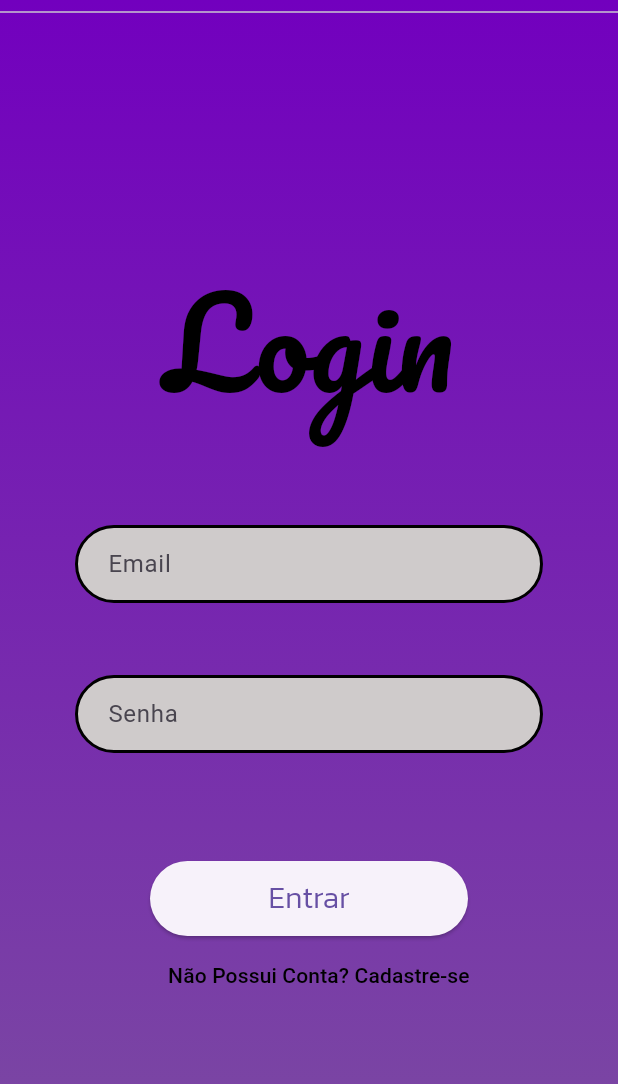
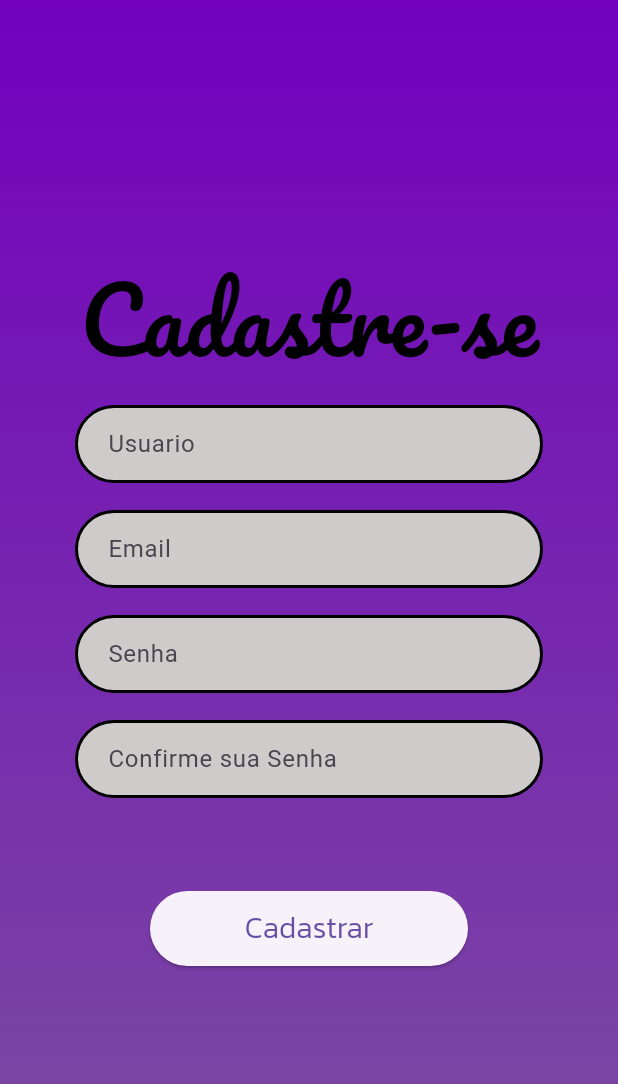
Before and after one commit to Lkonkon/Flutter, a Flutter app: the screen it shows after launch, on a phone screen of 412 x 824 dp. Shown: the top 1084 px of the screen. Run offline on Flutter 3.47's test engine with Material 3 defaults, Android fonts, the phone set to English and light mode, and no system bars.

Commit message:
Adicionado Tela de cadastro de usuario e validações de cadastro

```diff
--- /dev/null
+++ b/lib/Notificacao.dart
@@ -0,0 +1,20 @@
+import 'package:flutter/material.dart';
+
+
+class Notificacao {
+
+  showCustomSnackbar(String message, Color backgroundColor, Color textColor) {
+    return SnackBar(
+      content: Center(
+        child: Text(
+          message,
+          style: TextStyle(
+            color: textColor,
+          ),
+        ),
+      ),
+      backgroundColor: backgroundColor,
+    );
+  }
+
+}
--- a/lib/TelaLogin.dart
+++ b/lib/TelaLogin.dart
@@ -1,5 +1,8 @@
 import 'package:flutter/material.dart';
+import 'package:teste/Notificacao.dart';
 import 'package:teste/_comum/minhas_cores.dart';
+import 'package:teste/cadastroUsuario.dart';
+
 
 class TelaLogin extends StatefulWidget {
   @override
@@ -8,8 +11,14 @@ class TelaLogin extends StatefulWidget {
 
 class _TelaLogin extends State<TelaLogin> {
   @override
+  final Notificacao _notificacao = Notificacao();
+  TextEditingController _controllerEmail = TextEditingController();
+  TextEditingController _controllerSenha = TextEditingController();
+
+
   Widget build(BuildContext context) {
     return Scaffold(
+      resizeToAvoidBottomInset: false,
       backgroundColor: Color.fromARGB(255, 134, 40, 221),
       body: Stack(
         children: [
@@ -21,7 +30,9 @@ class _TelaLogin extends State<TelaLogin> {
                 colors: [
                   MinhasCores.roxoTopoGradiante,
                   MinhasCores.roxoBaixoGradiante,
-                ])),
+                ],
+              ),
+            ),
           ),
           Container(
             alignment: Alignment.topCenter,
@@ -42,10 +53,11 @@ class _TelaLogin extends State<TelaLogin> {
                 border: Border.all(color: Colors.black, width: 2),
                 color: Color.fromARGB(255, 207, 203, 203),
               ),
-              child: const TextField(
+              child: TextField(
+                controller: _controllerEmail,
                 style: TextStyle(color: Colors.black, fontFamily: 'Kanit'),
                 keyboardType: TextInputType.name,
-                decoration: InputDecoration(
+                decoration: const InputDecoration(
                   labelText: "Email",
                   border: InputBorder.none,
                   contentPadding: EdgeInsets.symmetric(horizontal: 20),
@@ -55,7 +67,7 @@ class _TelaLogin extends State<TelaLogin> {
             ),
           ),
           Positioned(
-            top: 450,
+            top: 420,
             left: 50,
             right: 50,
             child: Container(
@@ -64,20 +76,20 @@ class _TelaLogin extends State<TelaLogin> {
                 border: Border.all(color: Colors.black, width: 2),
                 color: Color.fromARGB(255, 207, 203, 203),
               ),
-              child: const TextField(
-                style: TextStyle(color: Colors.black),
+              child: TextField(
+                controller: _controllerSenha,
+                style: const TextStyle(color: Colors.black),
                 keyboardType: TextInputType.text,
-                decoration: InputDecoration(
+                decoration: const InputDecoration(
                     labelText: "Senha",
                     border: InputBorder.none,
-                  contentPadding: EdgeInsets.symmetric(horizontal: 20)
-                ),
+                    contentPadding: EdgeInsets.symmetric(horizontal: 20)),
                 obscureText: true,
               ),
             ),
           ),
           Positioned(
-            bottom: 200,
+            bottom: 240,
             left: 0,
             right: 0,
             child: Container(
@@ -85,25 +97,24 @@ class _TelaLogin extends State<TelaLogin> {
               child: SizedBox(
                 height: 50,
                 child: ElevatedButton(
-                  onPressed: () {},
-                  child: Text("Entrar",
+                  onPressed: (){login();},
+                  child: const Text("Entrar",
                       style: TextStyle(fontSize: 20, fontFamily: 'Kanit')),
                 ),
               ),
             ),
           ),
-          Divider(),
+         const Divider(),
           Positioned(
-            bottom: 150,
+            bottom: 200,
             child: Container(
-              margin: EdgeInsets.symmetric(horizontal: 100),
+              margin: EdgeInsets.symmetric(horizontal: 85),
               child: TextButton(
                 onPressed: () {},
                 child: const Text(
                   "Não Possui Conta? Cadastre-se",
                   style: TextStyle(
-                      color: Colors.black,
-                      decorationColor: Colors.black),
+                      color: Colors.black, decorationColor: Colors.black),
                 ),
               ),
             ),
@@ -112,4 +123,28 @@ class _TelaLogin extends State<TelaLogin> {
       ),
     );
   }
+
+
+
+
+ void login()  {
+    if (!_controllerEmail.text.isNotEmpty) {
+      final notificacao = _notificacao.showCustomSnackbar('Informe o e-mail do seu usuário!', Color.fromARGB(255, 197, 15, 15), Color.fromARGB(255, 255, 255, 255));
+      ScaffoldMessenger.of(context).showSnackBar(notificacao);
+      return;
     }
+
+    if (!_controllerSenha.text.isNotEmpty){
+      final notificacao = _notificacao.showCustomSnackbar('Informe sua senha por gentileza!', Color.fromARGB(255, 201, 15, 15), Color.fromARGB(255, 255, 255, 255));
+      ScaffoldMessenger.of(context).showSnackBar(notificacao);
+      return;
+    }
+
+    if (_controllerEmail.text.isNotEmpty || _controllerSenha.text.isNotEmpty){
+      final notificacao = _notificacao.showCustomSnackbar('Login realizado com sucesso!', Color.fromARGB(255, 32, 133, 28), Color.fromARGB(255, 0, 0, 0));
+      ScaffoldMessenger.of(context).showSnackBar(notificacao);
+      return;
+    }
+}
+
+}
--- /dev/null
+++ b/lib/cadastroUsuario.dart
@@ -0,0 +1,199 @@
+import 'package:flutter/material.dart';
+import 'package:teste/Notificacao.dart';
+import 'package:teste/TelaLogin.dart';
+import 'package:teste/_comum/minhas_cores.dart';
+
+
+class cadastroUsuario extends StatefulWidget {
+  @override
+  _cadastroUsuario createState() => _cadastroUsuario ();
+}
+
+class _cadastroUsuario extends State<cadastroUsuario > {
+  @override
+  final Notificacao _notificacao = Notificacao();
+  TextEditingController _controllerUsuario = TextEditingController();
+  TextEditingController _controllerEmail = TextEditingController();
+  TextEditingController _controllerSenha1 = TextEditingController();
+  TextEditingController _controllerSenha2 = TextEditingController();
+
+
+  Widget build(BuildContext context) {
+    return Scaffold(
+      resizeToAvoidBottomInset: false,
+      backgroundColor: Color.fromARGB(255, 134, 40, 221),
+      body: Stack(
+        children: [
+          Container(
+            decoration: const BoxDecoration(
+              gradient: LinearGradient(
+                begin: Alignment.topCenter,
+                end: Alignment.bottomCenter,
+                colors: [
+                  MinhasCores.roxoTopoGradiante,
+                  MinhasCores.roxoBaixoGradiante,
+                ],
+              ),
+            ),
+          ),
+          Container(
+            alignment: Alignment.topCenter,
+            margin: EdgeInsets.symmetric(horizontal: 20, vertical: 170),
+            child: const Text(
+              "Cadastre-se",
+              style: TextStyle(
+                  fontFamily: 'Pacifico', fontSize: 60, color: Colors.black),
+            ),
+          ),
+          Positioned(
+            top: 270,
+            left: 50,
+            right: 50,
+            child: Container(
+              decoration: BoxDecoration(
+                borderRadius: BorderRadius.circular(30),
+                border: Border.all(color: Colors.black, width: 2),
+                color: Color.fromARGB(255, 207, 203, 203),
+              ),
+              child: TextField(
+                controller: _controllerUsuario,
+                style: TextStyle(color: Colors.black, fontFamily: 'Kanit'),
+                keyboardType: TextInputType.name,
+                decoration: const InputDecoration(
+                  labelText: "Usuario",
+                  border: InputBorder.none,
+                  contentPadding: EdgeInsets.symmetric(horizontal: 20),
+                ),
+                cursorColor: Colors.black,
+              ),
+            ),
+          ),
+          Positioned(
+            top: 340,
+            left: 50,
+            right: 50,
+            child: Container(
+              decoration: BoxDecoration(
+                borderRadius: BorderRadius.circular(30),
+                border: Border.all(color: Colors.black, width: 2),
+                color: Color.fromARGB(255, 207, 203, 203),
+              ),
+              child: TextField(
+                controller: _controllerEmail,
+                style: const TextStyle(color: Colors.black),
+                keyboardType: TextInputType.emailAddress,
+                decoration: const InputDecoration(
+                    labelText: "Email",
+                    border: InputBorder.none,
+                    contentPadding: EdgeInsets.symmetric(horizontal: 20)),
+                obscureText: false,
+              ),
+            ),
+          ),
+          Positioned(
+            top: 410,
+            left: 50,
+            right: 50,
+            child: Container(
+              decoration: BoxDecoration(
+                borderRadius: BorderRadius.circular(30),
+                border: Border.all(color: Colors.black, width: 2),
+                color: Color.fromARGB(255, 207, 203, 203),
+              ),
+              child: TextField(
+                controller: _controllerSenha1,
+                style: const TextStyle(color: Colors.black),
+                keyboardType: TextInputType.text,
+                decoration: const InputDecoration(
+                    labelText: "Senha",
+                    border: InputBorder.none,
+                    contentPadding: EdgeInsets.symmetric(horizontal: 20)),
+                obscureText: true,
+              ),
+            ),
+          ),
+          Positioned(
+            top: 480,
+            left: 50,
+            right: 50,
+            child: Container(
+              decoration: BoxDecoration(
+                borderRadius: BorderRadius.circular(30),
+                border: Border.all(color: Colors.black, width: 2),
+                color: Color.fromARGB(255, 207, 203, 203),
+              ),
+              child: TextField(
+                controller: _controllerSenha2,
+                style: const TextStyle(color: Colors.black),
+                keyboardType: TextInputType.text,
+                decoration: const InputDecoration(
+                    labelText: "Confirme sua Senha",
+                    border: InputBorder.none,
+                    contentPadding: EdgeInsets.symmetric(horizontal: 20)),
+                obscureText: true,
+              ),
+            ),
+          ),
+          Positioned(
+            bottom: 180,
+            left: 0,
+            right: 0,
+            child: Container(
+              margin: EdgeInsets.symmetric(horizontal: 100),
+              child: SizedBox(
+                height: 50,
+                child: ElevatedButton(
+                  onPressed: (){cadastrar();},
+                  child: const Text("Cadastrar",
+                      style: TextStyle(fontSize: 20, fontFamily: 'Kanit')),
+                ),
+              ),
+            ),
+          ),
+        ],
+      ),
+    );
+  }
+
+
+
+
+ void cadastrar()  {
+    if (!_controllerUsuario.text.isNotEmpty) {
+      final notificacao = _notificacao.showCustomSnackbar('Informe o seu nome de usuário!', Color.fromARGB(255, 197, 15, 15), Color.fromARGB(255, 255, 255, 255));
+      ScaffoldMessenger.of(context).showSnackBar(notificacao);
+      return;
+    }
+
+    if (!_controllerEmail.text.isNotEmpty) {
+      final notificacao = _notificacao.showCustomSnackbar('Informe o e-mail do seu usuário!', Color.fromARGB(255, 197, 15, 15), Color.fromARGB(255, 255, 255, 255));
+      ScaffoldMessenger.of(context).showSnackBar(notificacao);
+      return;
+    }
+
+    if (!_controllerSenha1.text.isNotEmpty){
+      final notificacao = _notificacao.showCustomSnackbar('Informe sua senha por gentileza!', Color.fromARGB(255, 201, 15, 15), Color.fromARGB(255, 255, 255, 255));
+      ScaffoldMessenger.of(context).showSnackBar(notificacao);
+      return;
+    }
+
+    if (!_controllerSenha2.text.isNotEmpty){
+      final notificacao = _notificacao.showCustomSnackbar('Confirme sua senha por gentileza!', Color.fromARGB(255, 201, 15, 15), Color.fromARGB(255, 255, 255, 255));
+      ScaffoldMessenger.of(context).showSnackBar(notificacao);
+      return;
+    }
+
+    if (_controllerSenha1.text != _controllerSenha2.text){
+      final notificacao = _notificacao.showCustomSnackbar('As senhas não sao as mesmas', Color.fromARGB(255, 201, 15, 15), Color.fromARGB(255, 255, 255, 255));
+      ScaffoldMessenger.of(context).showSnackBar(notificacao);
+      return;
+    }
+
+    if (_controllerUsuario.text.isNotEmpty && _controllerEmail.text.isNotEmpty && _controllerSenha1.text == _controllerSenha2.text){
+      final notificacao = _notificacao.showCustomSnackbar('Cadastro realizado com sucesso', Color.fromARGB(255, 32, 133, 28), Color.fromARGB(255, 0, 0, 0));
+      ScaffoldMessenger.of(context).showSnackBar(notificacao);
+      return;
+    }
+}
+
+}
--- a/lib/main.dart
+++ b/lib/main.dart
@@ -1,11 +1,11 @@
 import 'package:flutter/material.dart';
-import 'package:teste/Menu.dart';
+import 'package:teste/cadastroUsuario.dart';
 import 'package:teste/TelaLogin.dart';
 
 
 void main(){
   runApp(
-    MaterialApp(home: TelaLogin(),
+    MaterialApp(home: cadastroUsuario(),
     debugShowCheckedModeBanner: false,
     )
 
```
Lines whose indentation alone changed are shown as unchanged.
